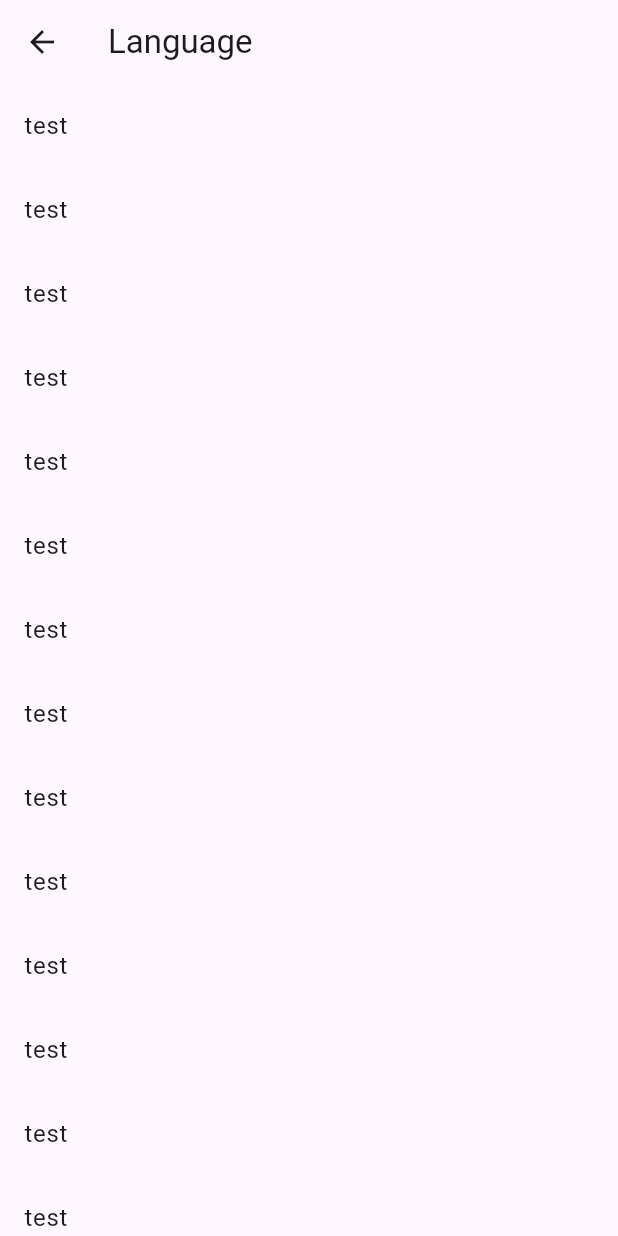
After one commit to IsaackRasmussen/babelfish, a Flutter app: the screen it shows after launch, after a tap on "Start", on a phone screen of 412 x 824 dp. The commit adds this screen. Run offline on Flutter 3.47's test engine with Material 3 defaults, Android fonts, the light colour scheme and no system bars; missing offline and left inert: record.

Commit message:
Added navigation

```diff
--- /dev/null
+++ b/lib/language_screen.dart
@@ -0,0 +1,23 @@
+import 'package:flutter/material.dart';
+
+class LanguageScreen extends StatelessWidget {
+  // Requiring the list of todos.
+  const LanguageScreen({super.key});
+
+  @override
+  Widget build(BuildContext context) {
+    return Scaffold(
+      appBar: AppBar(
+        title: const Text('Language'),
+      ),
+      //passing in the ListView.builder
+      body: ListView.builder(
+        itemBuilder: (context, index) {
+          return ListTile(
+            title: Text('test'),
+          );
+        },
+      ),
+    );
+  }
+}
--- a/lib/main.dart
+++ b/lib/main.dart
@@ -1,4 +1,6 @@
 import 'package:flutter/material.dart';
+import 'language_screen.dart';
+import 'package:record/record.dart';
 
 void main() {
   runApp(const MyApp());
@@ -55,17 +57,36 @@ class MyHomePage extends StatefulWidget {
 }
 
 class _MyHomePageState extends State<MyHomePage> {
-  int _counter = 0;
+  bool isRecording = false;
+  final record = AudioRecorder();
 
-  void _incrementCounter() {
+  void _toggleRecording() {
     setState(() {
+      isRecording = !isRecording;
       // This call to setState tells the Flutter framework that something has
       // changed in this State, which causes it to rerun the build method below
       // so that the display can reflect the updated values. If we changed
       // _counter without calling setState(), then the build method would not be
       // called again, and so nothing would appear to happen.
-      _counter++;
     });
+
+    if (isRecording) {
+      _startRecording();
+    } else {
+      _stopRecording();
+    }
+  }
+
+  void _startRecording() async {
+// Check and request permission if needed
+    if (await record.hasPermission()) {
+      // Start recording to file
+      await record.start(const RecordConfig(), path: './myFile.m4a');
+    }
+  }
+
+  void _stopRecording() async {
+    final path = await record.stop();
   }
 
   @override
@@ -84,7 +105,7 @@ class _MyHomePageState extends State<MyHomePage> {
         backgroundColor: Theme.of(context).colorScheme.inversePrimary,
         // Here we take the value from the MyHomePage object that was created by
         // the App.build method, and use it to set our appbar title.
-        title: Text(widget.title),
+        title: Text('Welcome'),
       ),
       body: Center(
         // Center is a layout widget. It takes a single child and positions it
@@ -105,20 +126,24 @@ class _MyHomePageState extends State<MyHomePage> {
           // wireframe for each widget.
           mainAxisAlignment: MainAxisAlignment.center,
           children: <Widget>[
-            const Text(
-              'You have pushed the button this many times:',
-            ),
-            Text(
-              '$_counter',
-              style: Theme.of(context).textTheme.headlineMedium,
-            ),
+            OutlinedButton(
+                onPressed: () {
+                  Navigator.of(context).push(
+                    MaterialPageRoute(
+                      builder: (context) => const LanguageScreen(),
+                    ),
+                  );
+                },
+                child: Text('Start')),
           ],
         ),
       ),
       floatingActionButton: FloatingActionButton(
-        onPressed: _incrementCounter,
-        tooltip: 'Increment',
-        child: const Icon(Icons.add),
+        onPressed: _toggleRecording,
+        tooltip: 'Start recording',
+        child: isRecording
+            ? const Icon(Icons.mic_external_on_rounded)
+            : const Icon(Icons.mic_none_rounded),
       ), // This trailing comma makes auto-formatting nicer for build methods.
     );
   }
--- a/pubspec.yaml
+++ b/pubspec.yaml
@@ -1,5 +1,5 @@
 name: babelfish
-description: "A new Flutter project."
+description: "Babelfish"
 # The following line prevents the package from being accidentally published to
 # pub.dev using `flutter pub publish`. This is preferred for private packages.
 publish_to: 'none' # Remove this line if you wish to publish to pub.dev
@@ -35,6 +35,7 @@ dependencies:
   # The following adds the Cupertino Icons font to your application.
   # Use with the CupertinoIcons class for iOS style icons.
   cupertino_icons: ^1.0.6
+  record: ^5.1.0
 
 dev_dependencies:
   flutter_test:
@@ -45,7 +46,7 @@ dev_dependencies:
   # activated in the `analysis_options.yaml` file located at the root of your
   # package. See that file for information about deactivating specific lint
   # rules and activating additional ones.
-  flutter_lints: ^3.0.0
+  flutter_lints: ^4.0.0
 
 # For information on the generic Dart part of this file, see the
 # following page: https://dart.dev/tools/pub/pubspec
```
Also changed, not shown: 15 other files.
